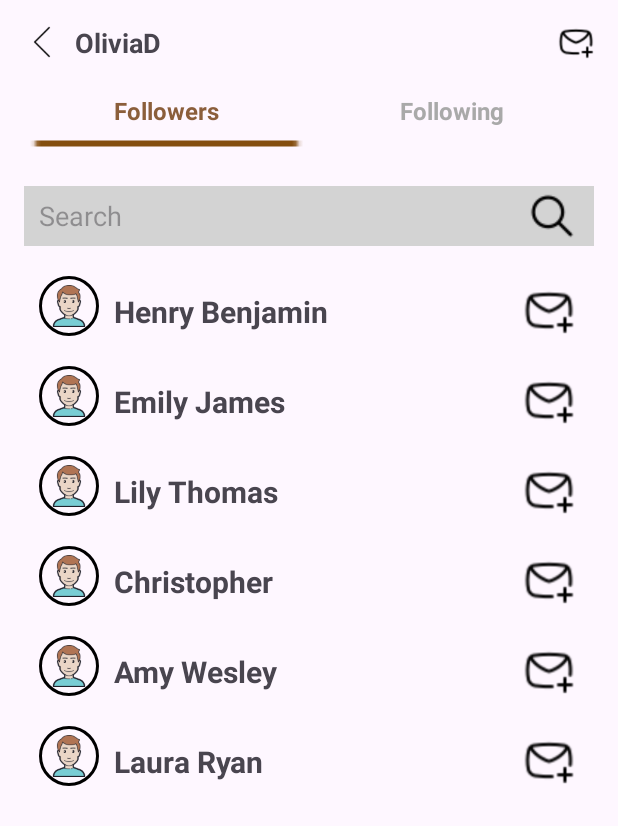
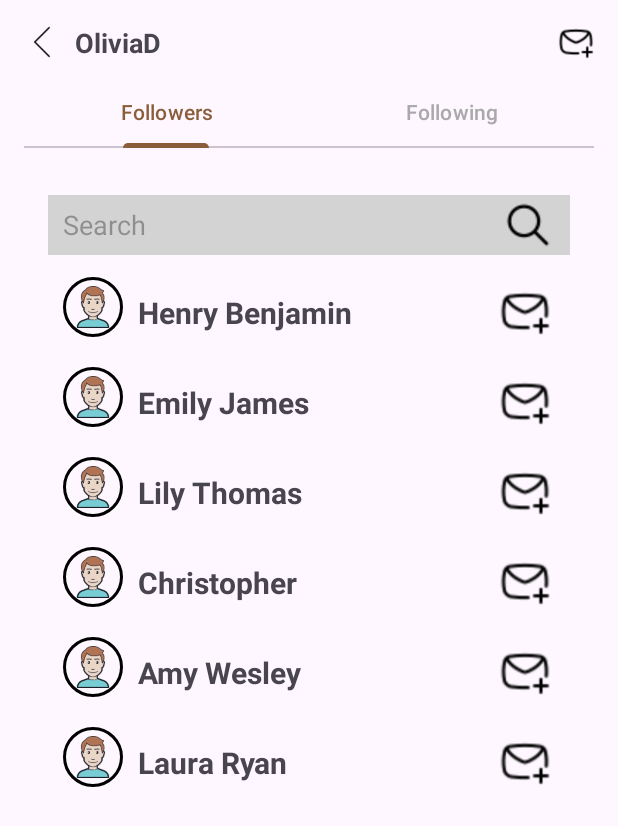
Before and after one commit to JawadAhmadKhan04/ConnectME_UI, an Android app: the screen it shows after launch (FollowerListActivity before the commit, FollowTabActivity after it), on a phone screen of 412 x 824 dp. Shown: the top 826 px of the screen. Run offline under Robolectric (Android 15) with nearby library versions, the phone set to English and light mode, and no system bars.

Commit message:
Added feature to scroll sideways to access Followers and Following
Slight issue still with brown underline

```diff
--- /dev/null
+++ b/app/src/main/java/com/jawadahmadkhan/i220791/FollowPagerAdapter.kt
@@ -0,0 +1,15 @@
+package com.jawadahmadkhan.i220791
+
+import androidx.fragment.app.Fragment
+import androidx.viewpager2.adapter.FragmentStateAdapter
+
+class FollowPagerAdapter(activity: FollowTabActivity) : FragmentStateAdapter(activity) {
+    override fun getItemCount(): Int = 2
+
+    override fun createFragment(position: Int): Fragment {
+        return when (position) {
+            0 -> FollowerListFragment()
+            else -> FollowingListFragment()
+        }
+    }
+}
--- /dev/null
+++ b/app/src/main/java/com/jawadahmadkhan/i220791/FollowTabActivity.kt
@@ -0,0 +1,24 @@
+package com.jawadahmadkhan.i220791
+
+import android.os.Bundle
+import androidx.appcompat.app.AppCompatActivity
+import androidx.viewpager2.widget.ViewPager2
+import com.google.android.material.tabs.TabLayout
+import com.google.android.material.tabs.TabLayoutMediator
+
+class FollowTabActivity : AppCompatActivity() {
+
+    override fun onCreate(savedInstanceState: Bundle?) {
+        super.onCreate(savedInstanceState)
+        setContentView(R.layout.activity_follow_tab)
+
+        val tabLayout = findViewById<TabLayout>(R.id.tabLayout)
+        val viewPager = findViewById<ViewPager2>(R.id.viewPager)
+
+        viewPager.adapter = FollowPagerAdapter(this)
+
+        TabLayoutMediator(tabLayout, viewPager) { tab, position ->
+            tab.text = if (position == 0) "Followers" else "Following"
+        }.attach()
+    }
+}
--- a/app/src/main/java/com/jawadahmadkhan/i220791/FollowerListActivity.kt
+++ b/app/src/main/java/com/jawadahmadkhan/i220791/FollowerListActivity.kt
@@ -1,36 +1,36 @@
-package com.jawadahmadkhan.i220791
-
-import android.content.Intent
-import android.os.Bundle
-import android.widget.TextView
-import androidx.appcompat.app.AppCompatActivity
-import androidx.recyclerview.widget.LinearLayoutManager
-import androidx.recyclerview.widget.RecyclerView
-
-class FollowerListActivity : AppCompatActivity() {
-
-    override fun onCreate(savedInstanceState: Bundle?) {
-        super.onCreate(savedInstanceState)
-        setContentView(R.layout.all_followers)
-
-        val FollowerRecyclerView = findViewById<RecyclerView>(R.id.viewPager)
-        FollowerRecyclerView.layoutManager = LinearLayoutManager(this)
-
-        val FollowerList = listOf(
-            FollowerItem("Henry Benjamin", R.drawable.dm_image),
-            FollowerItem("Emily James", R.drawable.dm_image),
-            FollowerItem("Lily Thomas", R.drawable.dm_image),
-            FollowerItem("Christopher", R.drawable.dm_image),
-            FollowerItem("Amy Wesley", R.drawable.dm_image),
-            FollowerItem("Laura Ryan", R.drawable.dm_image)
-        )
-
-        FollowerRecyclerView.adapter = FollowerAdapter(FollowerList)
-
-        // Tab switching: Navigate to Following List
-        findViewById<TextView>(R.id.followingTab).setOnClickListener {
-            val intent = Intent(this, FollowingListActivity::class.java)
-            startActivity(intent)
-        }
-    }
-}
+//package com.jawadahmadkhan.i220791
+//
+//import android.content.Intent
+//import android.os.Bundle
+//import android.widget.TextView
+//import androidx.appcompat.app.AppCompatActivity
+//import androidx.recyclerview.widget.LinearLayoutManager
+//import androidx.recyclerview.widget.RecyclerView
+//
+//class FollowerListActivity : AppCompatActivity() {
+//
+//    override fun onCreate(savedInstanceState: Bundle?) {
+//        super.onCreate(savedInstanceState)
+//        setContentView(R.layout.all_followers)
+//
+//        val FollowerRecyclerView = findViewById<RecyclerView>(R.id.viewPager)
+//        FollowerRecyclerView.layoutManager = LinearLayoutManager(this)
+//
+//        val FollowerList = listOf(
+//            FollowerItem("Henry Benjamin", R.drawable.dm_image),
+//            FollowerItem("Emily James", R.drawable.dm_image),
+//            FollowerItem("Lily Thomas", R.drawable.dm_image),
+//            FollowerItem("Christopher", R.drawable.dm_image),
+//            FollowerItem("Amy Wesley", R.drawable.dm_image),
+//            FollowerItem("Laura Ryan", R.drawable.dm_image)
+//        )
+//
+//        FollowerRecyclerView.adapter = FollowerAdapter(FollowerList)
+//
+//        // Tab switching: Navigate to Following List
+//        findViewById<TextView>(R.id.followingTab).setOnClickListener {
+//            val intent = Intent(this, FollowingListActivity::class.java)
+//            startActivity(intent)
+//        }
+//    }
+//}
--- /dev/null
+++ b/app/src/main/java/com/jawadahmadkhan/i220791/FollowerListFragment.kt
@@ -0,0 +1,35 @@
+package com.jawadahmadkhan.i220791
+
+import android.os.Bundle
+import android.view.LayoutInflater
+import android.view.View
+import android.view.ViewGroup
+import androidx.fragment.app.Fragment
+import androidx.recyclerview.widget.LinearLayoutManager
+import androidx.recyclerview.widget.RecyclerView
+
+class FollowerListFragment : Fragment() {
+
+    override fun onCreateView(
+        inflater: LayoutInflater, container: ViewGroup?,
+        savedInstanceState: Bundle?
+    ): View? {
+        val view = inflater.inflate(R.layout.all_followers, container, false)
+
+        val recyclerView = view.findViewById<RecyclerView>(R.id.followerRecyclerView)
+        recyclerView.layoutManager = LinearLayoutManager(requireContext())
+
+        val followerList = listOf(
+            FollowerItem("Henry Benjamin", R.drawable.dm_image),
+            FollowerItem("Emily James", R.drawable.dm_image),
+            FollowerItem("Lily Thomas", R.drawable.dm_image),
+            FollowerItem("Christopher", R.drawable.dm_image),
+            FollowerItem("Amy Wesley", R.drawable.dm_image),
+            FollowerItem("Laura Ryan", R.drawable.dm_image)
+        )
+
+        recyclerView.adapter = FollowerAdapter(followerList)
+
+        return view
+    }
+}
--- /dev/null
+++ b/app/src/main/res/layout/activity_follow_tab.xml
@@ -0,0 +1,69 @@
+<?xml version="1.0" encoding="utf-8"?>
+<LinearLayout xmlns:android="http://schemas.android.com/apk/res/android"
+    xmlns:app="http://schemas.android.com/apk/res-auto"
+    xmlns:tools="http://schemas.android.com/tools"
+    android:layout_width="match_parent"
+    android:layout_height="match_parent"
+    android:orientation="vertical"
+    android:padding="16dp"
+    tools:context=".FollowTabActivity">
+
+    <!-- Top Section -->
+    <LinearLayout
+        android:layout_width="match_parent"
+        android:layout_height="wrap_content"
+        android:orientation="horizontal"
+        android:gravity="center_vertical"
+        android:paddingBottom="10dp">
+
+        <ImageView
+            android:layout_width="24dp"
+            android:layout_height="24dp"
+            android:src="@drawable/back_button_logo"
+            android:contentDescription="Back button"
+            android:layout_marginEnd="10dp"
+            android:onClick="onBackPressed" />
+
+        <TextView
+            android:layout_width="wrap_content"
+            android:layout_height="wrap_content"
+            android:text="OliviaD"
+            android:textSize="18sp"
+            android:textStyle="bold"
+            android:layout_weight="1"/>
+
+        <ImageView
+            android:layout_width="24dp"
+            android:layout_height="24dp"
+            android:src="@drawable/new_message_logo"
+            android:contentDescription="Edit button"/>
+    </LinearLayout>
+
+    <!-- TabLayout for Followers & Following -->
+    <com.google.android.material.tabs.TabLayout
+        android:id="@+id/tabLayout"
+        android:layout_width="match_parent"
+        android:layout_height="wrap_content"
+        app:tabIndicatorColor="#8B5E3B"
+        app:tabSelectedTextColor="#8B5E3B"
+        app:tabTextColor="#A9A9A9">
+
+        <com.google.android.material.tabs.TabItem
+            android:id="@+id/tabFollowers"
+            android:layout_width="wrap_content"
+            android:layout_height="wrap_content"
+            android:text="Followers" />
+
+        <com.google.android.material.tabs.TabItem
+            android:id="@+id/tabFollowing"
+            android:layout_width="wrap_content"
+            android:layout_height="wrap_content"
+            android:text="Following" />
+    </com.google.android.material.tabs.TabLayout>
+
+    <!-- ViewPager2 for Swipe Navigation -->
+    <androidx.viewpager2.widget.ViewPager2
+        android:id="@+id/viewPager"
+        android:layout_width="match_parent"
+        android:layout_height="match_parent"/>
+</LinearLayout>
--- a/app/src/main/res/layout/all_followers.xml
+++ b/app/src/main/res/layout/all_followers.xml
@@ -1,44 +1,42 @@
 <?xml version="1.0" encoding="utf-8"?>
-<LinearLayout xmlns:android="http://schemas.android.com/apk/res/android"
+<FrameLayout xmlns:android="http://schemas.android.com/apk/res/android"
     xmlns:app="http://schemas.android.com/apk/res-auto"
     xmlns:tools="http://schemas.android.com/tools"
     android:layout_width="match_parent"
     android:layout_height="match_parent"
-    android:orientation="vertical"
-    android:padding="16dp"
-    tools:context=".FollowerListActivity">
+    android:padding="16dp">
 
     <!-- Top Section -->
-    <LinearLayout
-        android:layout_width="match_parent"
-        android:layout_height="wrap_content"
-        android:orientation="horizontal"
-        android:gravity="center_vertical"
-        android:paddingBottom="10dp">
+<!--    <LinearLayout-->
+<!--        android:layout_width="match_parent"-->
+<!--        android:layout_height="wrap_content"-->
+<!--        android:orientation="horizontal"-->
+<!--        android:gravity="center_vertical"-->
+<!--        android:paddingBottom="10dp">-->
 
-        <ImageView
-            android:layout_width="24dp"
-            android:layout_height="24dp"
-            android:src="@drawable/back_button_logo"
-            android:contentDescription="Back button"
-            android:layout_marginEnd="10dp" />
+<!--        <ImageView-->
+<!--            android:layout_width="24dp"-->
+<!--            android:layout_height="24dp"-->
+<!--            android:src="@drawable/back_button_logo"-->
+<!--            android:contentDescription="Back button"-->
+<!--            android:layout_marginEnd="10dp" />-->
 
-        <TextView
-            android:layout_width="wrap_content"
-            android:layout_height="wrap_content"
-            android:text="OliviaD"
-            android:textSize="18sp"
-            android:textStyle="bold"
-            android:layout_weight="1"/>
+<!--        <TextView-->
+<!--            android:layout_width="wrap_content"-->
+<!--            android:layout_height="wrap_content"-->
+<!--            android:text="OliviaD"-->
+<!--            android:textSize="18sp"-->
+<!--            android:textStyle="bold"-->
+<!--            android:layout_weight="1"/>-->
 
-        <ImageView
-            android:layout_width="24dp"
-            android:layout_height="24dp"
-            android:src="@drawable/new_message_logo"
-            android:contentDescription="Edit button"/>
-    </LinearLayout>
+<!--        <ImageView-->
+<!--            android:layout_width="24dp"-->
+<!--            android:layout_height="24dp"-->
+<!--            android:src="@drawable/new_message_logo"-->
+<!--            android:contentDescription="Edit button"/>-->
+<!--    </LinearLayout>-->
 
-    <!-- Tabs (DMs & Requests) -->
+    <!-- Tabs -->
     <LinearLayout
         android:layout_width="match_parent"
         android:layout_height="wrap_content"
@@ -84,14 +82,10 @@
         android:drawablePadding="16dp"
         android:layout_marginTop="15dp"/>
 
-
-
-
-    <!-- RecyclerView for DMs -->
+    <!-- RecyclerView -->
     <androidx.recyclerview.widget.RecyclerView
-        android:id="@+id/viewPager"
+        android:id="@+id/followerRecyclerView"
         android:layout_width="match_parent"
         android:layout_height="match_parent"
-        android:paddingTop="10dp"/>
-
-</LinearLayout>
+        android:paddingTop="60dp"/>
+</FrameLayout>
```
Also changed, not shown: app/src/main/AndroidManifest.xml (+4 -4 lines), app/src/main/java/com/jawadahmadkhan/i220791/FollowingListActivity.kt (+36 -36 lines), app/src/main/java/com/jawadahmadkhan/i220791/FollowingListFragment.kt (added, +35 -0 lines), app/src/main/res/layout/all_following.xml (+29 -32 lines).
